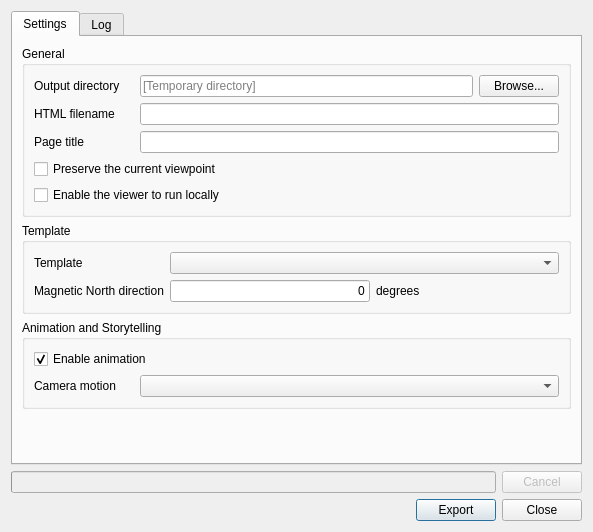
minorua/Qgis2threejs, file ui/exporttowebdialog.ui: the form before one commit.
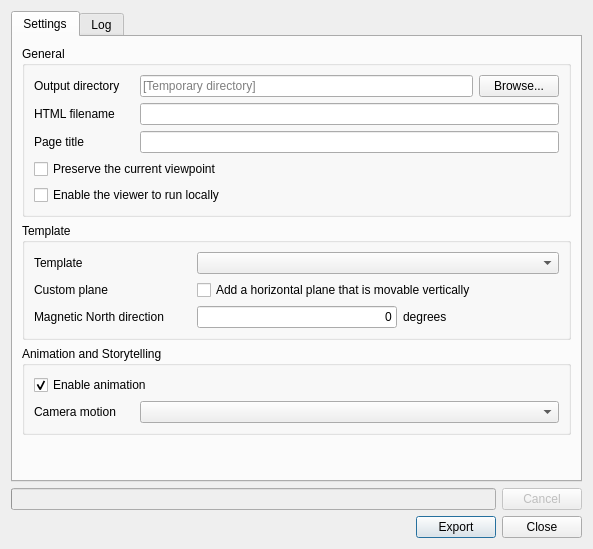
The form after the commit.

Commit message: dat-gui: fix custom plane and make it optional

Patch:
```diff
--- a/ui/exporttowebdialog.ui
+++ b/ui/exporttowebdialog.ui
@@ -7,7 +7,7 @@
     <x>0</x>
     <y>0</y>
     <width>593</width>
-    <height>532</height>
+    <height>549</height>
    </rect>
   </property>
   <property name="windowTitle">
@@ -110,21 +110,15 @@
          <property name="title">
           <string>Template</string>
          </property>
-         <layout class="QFormLayout" name="formLayout_3">
-          <item row="0" column="0">
-           <widget class="QLabel" name="label">
-            <property name="minimumSize">
-             <size>
-              <width>100</width>
-              <height>0</height>
-             </size>
-            </property>
+         <layout class="QGridLayout" name="gridLayout_2">
+          <item row="2" column="2">
+           <widget class="QLabel" name="label_MND2">
             <property name="text">
-             <string>Template</string>
+             <string>degrees</string>
             </property>
            </widget>
           </item>
-          <item row="0" column="1">
+          <item row="0" column="1" colspan="2">
            <widget class="QComboBox" name="comboBox_Template">
             <property name="sizePolicy">
              <sizepolicy hsizetype="Expanding" vsizetype="Fixed">
@@ -134,7 +128,7 @@
             </property>
            </widget>
           </item>
-          <item row="1" column="0">
+          <item row="2" column="0">
            <widget class="QLabel" name="label_MND">
             <property name="text">
              <string>Magnetic North direction</string>
@@ -144,9 +138,7 @@
             </property>
            </widget>
           </item>
-          <item row="1" column="1">
-           <layout class="QGridLayout" name="gridLayout">
-            <item row="0" column="0">
+          <item row="2" column="1">
              <widget class="QLineEdit" name="lineEdit_MND">
               <property name="maximumSize">
                <size>
@@ -168,14 +160,32 @@
               </property>
              </widget>
             </item>
-            <item row="0" column="1">
-             <widget class="QLabel" name="label_MND2">
+          <item row="0" column="0">
+           <widget class="QLabel" name="label">
+            <property name="minimumSize">
+             <size>
+              <width>100</width>
+              <height>0</height>
+             </size>
+            </property>
               <property name="text">
-               <string>degrees</string>
+             <string>Template</string>
               </property>
              </widget>
             </item>
-           </layout>
+          <item row="1" column="0">
+           <widget class="QLabel" name="label_Plane">
+            <property name="text">
+             <string>Custom plane</string>
+            </property>
+           </widget>
+          </item>
+          <item row="1" column="1" colspan="2">
+           <widget class="QCheckBox" name="checkBox_Plane">
+            <property name="text">
+             <string>Add a horizontal plane that is movable vertically</string>
+            </property>
+           </widget>
           </item>
          </layout>
         </widget>
```
Left out of the diff: 17 changed lines with no effect on the pictures. Lines whose indentation alone changed are shown as unchanged. The commit also changes 5 other files.
